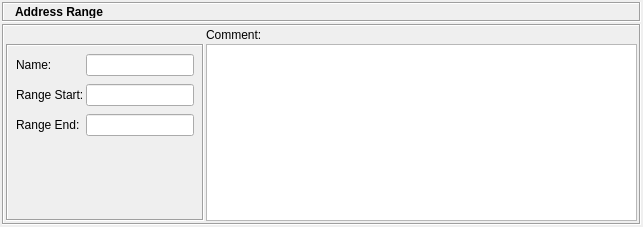
First picture: the form in src/gui/addressrangedialog_q.ui, repository fwbuilder/fwbuilder, before the edit.
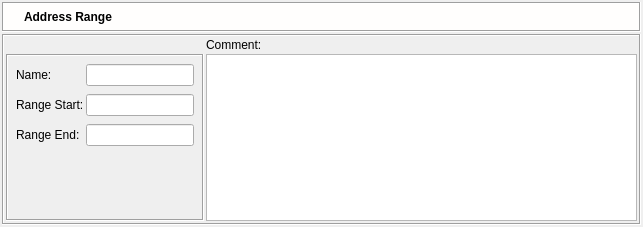
Second picture: the form after the edit. Icons and pictures are not drawn.

Patch:
```diff
--- a/src/gui/addressrangedialog_q.ui
+++ b/src/gui/addressrangedialog_q.ui
@@ -65,9 +65,76 @@
        <property name="minimumSize" >
         <size>
          <width>16</width>
-         <height>20</height>
+         <height>30</height>
         </size>
        </property>
+       <property name="palette" >
+        <palette>
+         <active>
+          <colorrole role="Base" >
+           <brush brushstyle="SolidPattern" >
+            <color alpha="255" >
+             <red>255</red>
+             <green>255</green>
+             <blue>255</blue>
+            </color>
+           </brush>
+          </colorrole>
+          <colorrole role="Window" >
+           <brush brushstyle="SolidPattern" >
+            <color alpha="255" >
+             <red>255</red>
+             <green>254</green>
+             <blue>253</blue>
+            </color>
+           </brush>
+          </colorrole>
+         </active>
+         <inactive>
+          <colorrole role="Base" >
+           <brush brushstyle="SolidPattern" >
+            <color alpha="255" >
+             <red>255</red>
+             <green>255</green>
+             <blue>255</blue>
+            </color>
+           </brush>
+          </colorrole>
+          <colorrole role="Window" >
+           <brush brushstyle="SolidPattern" >
+            <color alpha="255" >
+             <red>255</red>
+             <green>254</green>
+             <blue>253</blue>
+            </color>
+           </brush>
+          </colorrole>
+         </inactive>
+         <disabled>
+          <colorrole role="Base" >
+           <brush brushstyle="SolidPattern" >
+            <color alpha="255" >
+             <red>255</red>
+             <green>254</green>
+             <blue>253</blue>
+            </color>
+           </brush>
+          </colorrole>
+          <colorrole role="Window" >
+           <brush brushstyle="SolidPattern" >
+            <color alpha="255" >
+             <red>255</red>
+             <green>254</green>
+             <blue>253</blue>
+            </color>
+           </brush>
+          </colorrole>
+         </disabled>
+        </palette>
+       </property>
+       <property name="autoFillBackground" >
+        <bool>true</bool>
+       </property>
        <property name="frameShape" >
         <enum>QFrame::Box</enum>
        </property>
@@ -115,6 +182,16 @@
           </property>
          </widget>
         </item>
+        <item>
+         <widget class="QLabel" name="label" >
+          <property name="text" >
+           <string/>
+          </property>
+          <property name="pixmap" >
+           <pixmap resource="MainRes.qrc" >:/Icons/AddressRange/icon</pixmap>
+          </property>
+         </widget>
+        </item>
         <item>
          <widget class="QLabel" name="editorTitle" >
           <property name="sizePolicy" >
```
Left out of the diff: 4 changed lines with no effect on the pictures.
